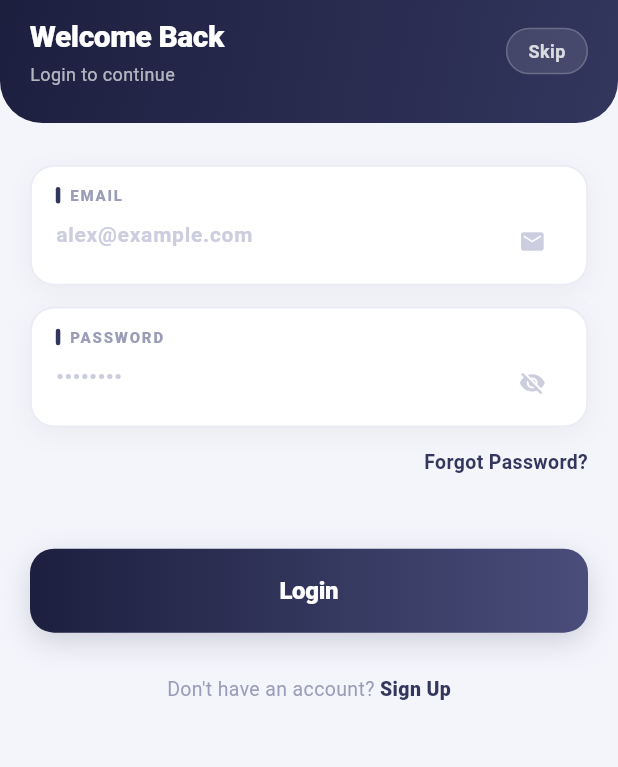
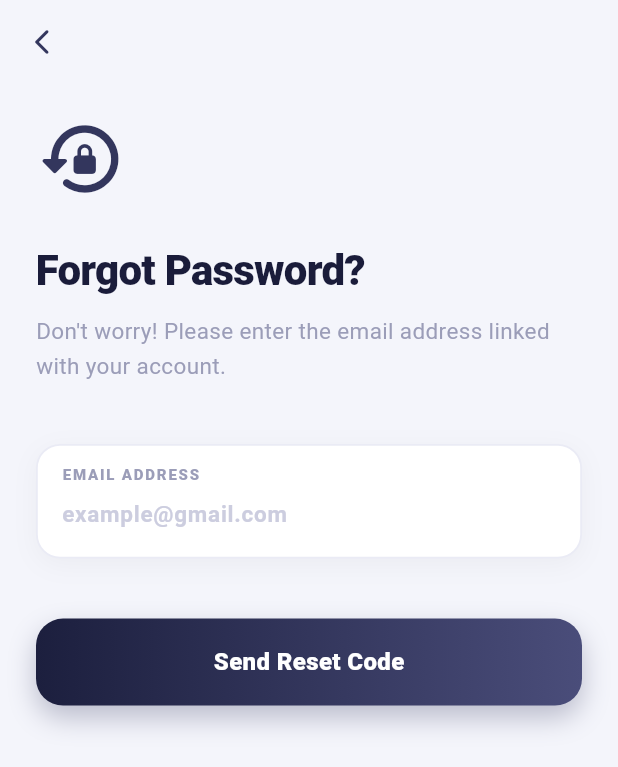
Before and after one commit to keyurvisavadiya/nearfix, a Flutter app: the LoginScreen screen opened directly, after a tap on "Forgot Password?", on a phone screen of 412 x 824 dp. Shown: the top 767 px of the screen. Run offline on Flutter 3.47's test engine with Material 3 defaults, Android fonts, the phone set to English and light mode, and no system bars; our stand-ins replace flutter_map, geolocator, image_picker, introduction_screen, latlong2, shared_preferences; missing offline and left inert: razorpay_flutter; accounts and stored records are empty.

Commit message:
forgot password and otp verification added

```diff
--- /dev/null
+++ b/lib/authentication/forgot_password_screen.dart
@@ -0,0 +1,219 @@
+import 'dart:convert';
+import 'package:flutter/material.dart';
+import 'package:http/http.dart' as http;
+
+import 'otp_verfication_screen.dart';
+
+const Color _primary = Color(0xFF33365D);
+const Color _bg = Color(0xFFF4F5FB);
+
+class ForgotPasswordScreen extends StatefulWidget {
+  const ForgotPasswordScreen({super.key});
+
+  @override
+  State<ForgotPasswordScreen> createState() => _ForgotPasswordScreenState();
+}
+
+class _ForgotPasswordScreenState extends State<ForgotPasswordScreen> {
+  final _formKey = GlobalKey<FormState>();
+  final emailCtrl = TextEditingController();
+  bool isLoading = false;
+
+  @override
+  void dispose() {
+    emailCtrl.dispose();
+    super.dispose();
+  }
+
+  Future<void> sendResetLink() async {
+    setState(() => isLoading = true);
+
+    // Replace with your current ngrok link
+    const String url = "https://marcella-intonational-tatyana.ngrok-free.dev/nearfix/forgot_password.php";
+
+    try {
+      final response = await http.post(
+        Uri.parse(url),
+        headers: {
+          "ngrok-skip-browser-warning": "true",
+          "Content-Type": "application/x-www-form-urlencoded",
+        },
+        body: {
+          "email": emailCtrl.text.trim(),
+        },
+      );
+
+      final data = jsonDecode(response.body);
+
+      if (data['success'] == true) {
+        if (!mounted) return;
+
+        // Success: Navigate to OTP Screen
+        Navigator.push(
+          context,
+          MaterialPageRoute(
+            builder: (_) => OtpVerificationScreen(
+              email: emailCtrl.text.trim(),
+              // We pass the OTP from the debug response so you can test easily
+              serverOtp: data['otp_debug'].toString(),
+            ),
+          ),
+        );
+
+        ScaffoldMessenger.of(context).showSnackBar(
+          SnackBar(
+            content: Text(data['message'] ?? "OTP sent successfully!"),
+            backgroundColor: const Color(0xFF22C55E),
+            behavior: SnackBarBehavior.floating,
+          ),
+        );
+      } else {
+        ScaffoldMessenger.of(context).showSnackBar(
+          SnackBar(
+            content: Text(data['message'] ?? "Email not found"),
+            backgroundColor: const Color(0xFFEF4444),
+            behavior: SnackBarBehavior.floating,
+          ),
+        );
+      }
+    } catch (e) {
+      ScaffoldMessenger.of(context).showSnackBar(
+        const SnackBar(
+          content: Text("Connection error. Is ngrok running?"),
+          backgroundColor: Color(0xFFEF4444),
+        ),
+      );
+    } finally {
+      if (mounted) setState(() => isLoading = false);
+    }
+  }
+
+  @override
+  Widget build(BuildContext context) {
+    return Scaffold(
+      backgroundColor: _bg,
+      appBar: AppBar(
+        backgroundColor: Colors.transparent,
+        elevation: 0,
+        leading: IconButton(
+          icon: const Icon(Icons.arrow_back_ios_new_rounded, color: _primary, size: 20),
+          onPressed: () => Navigator.pop(context),
+        ),
+      ),
+      body: SingleChildScrollView(
+        padding: const EdgeInsets.symmetric(horizontal: 24),
+        child: Form(
+          key: _formKey,
+          child: Column(
+            crossAxisAlignment: CrossAxisAlignment.start,
+            children: [
+              const SizedBox(height: 20),
+              const Icon(Icons.lock_reset_rounded, size: 60, color: _primary),
+              const SizedBox(height: 24),
+              const Text(
+                "Forgot Password?",
+                style: TextStyle(
+                  fontSize: 28,
+                  fontWeight: FontWeight.w800,
+                  color: Color(0xFF1A1C3A),
+                  letterSpacing: -.5,
+                ),
+              ),
+              const SizedBox(height: 10),
+              const Text(
+                "Don't worry! Please enter the email address linked with your account.",
+                style: TextStyle(
+                  fontSize: 15,
+                  color: Color(0xFF9B9DB8),
+                  height: 1.5,
+                ),
+              ),
+              const SizedBox(height: 40),
+
+              // Email Input
+              _buildEmailInput(),
+
+              const SizedBox(height: 40),
+
+              // Submit Button
+              _buildSubmitButton(),
+            ],
+          ),
+        ),
+      ),
+    );
+  }
+
+  Widget _buildEmailInput() {
+    return Container(
+      decoration: BoxDecoration(
+        color: Colors.white,
+        borderRadius: BorderRadius.circular(16),
+        border: Border.all(color: const Color(0xFFEAEBF5), width: 1.2),
+        boxShadow: const [
+          BoxShadow(color: Color(0x0A000000), blurRadius: 14, offset: Offset(0, 4)),
+        ],
+      ),
+      child: Padding(
+        padding: const EdgeInsets.fromLTRB(16, 12, 16, 8),
+        child: Column(
+          crossAxisAlignment: CrossAxisAlignment.start,
+          children: [
+            const Text(
+              "EMAIL ADDRESS",
+              style: TextStyle(
+                fontSize: 10,
+                fontWeight: FontWeight.w800,
+                color: Color(0xFF9B9DB8),
+                letterSpacing: 1.2,
+              ),
+            ),
+            TextFormField(
+              controller: emailCtrl,
+              keyboardType: TextInputType.emailAddress,
+              validator: (v) => (v == null || !v.contains('@')) ? "Enter a valid email" : null,
+              style: const TextStyle(fontWeight: FontWeight.w600, color: Color(0xFF1A1C3A)),
+              decoration: const InputDecoration(
+                hintText: "example@gmail.com",
+                hintStyle: TextStyle(color: Color(0xFFCCCDDF), fontSize: 15),
+                border: InputBorder.none,
+                isDense: true,
+                contentPadding: EdgeInsets.symmetric(vertical: 8),
+              ),
+            ),
+          ],
+        ),
+      ),
+    );
+  }
+
+  Widget _buildSubmitButton() {
+    return GestureDetector(
+      onTap: isLoading ? null : () {
+        if (_formKey.currentState!.validate()) sendResetLink();
+      },
+      child: Container(
+        width: double.infinity,
+        height: 58,
+        decoration: BoxDecoration(
+          gradient: isLoading ? null : const LinearGradient(
+            colors: [Color(0xFF1C1F3E), Color(0xFF4A4D7A)],
+          ),
+          color: isLoading ? const Color(0xFFCCCDDF) : null,
+          borderRadius: BorderRadius.circular(18),
+          boxShadow: isLoading ? [] : [
+            BoxShadow(color: _primary.withOpacity(0.3), blurRadius: 15, offset: const Offset(0, 8)),
+          ],
+        ),
+        child: isLoading
+            ? const Center(child: SizedBox(width: 24, height: 24, child: CircularProgressIndicator(color: Colors.white, strokeWidth: 2)))
+            : const Center(
+          child: Text(
+            "Send Reset Code",
+            style: TextStyle(color: Colors.white, fontSize: 16, fontWeight: FontWeight.w800),
+          ),
+        ),
+      ),
+    );
+  }
+}
--- a/lib/authentication/sign_in.dart
+++ b/lib/authentication/sign_in.dart
@@ -1,6 +1,7 @@
 import 'dart:convert';
 import 'package:flutter/material.dart';
 import 'package:http/http.dart' as http;
+import 'package:nearfix/authentication/forgot_password_screen.dart';
 import 'package:shared_preferences/shared_preferences.dart';
 import 'package:nearfix/authentication/sign_up.dart';
 import 'package:nearfix/home_screen/home_screen.dart';
@@ -206,7 +207,12 @@ class _LoginScreenState extends State<LoginScreen> {
                     Align(
                       alignment: Alignment.centerRight,
                       child: GestureDetector(
-                        onTap: () {},
+                        onTap: () {
+                          Navigator.push(
+                              context,
+                              MaterialPageRoute(
+                                  builder: (context)=>ForgotPasswordScreen()));
+                        },
                         child: const Text(
                           "Forgot Password?",
                           style: TextStyle(
```
Also changed, not shown: lib/authentication/otp_verfication_screen.dart (added, +133 -0 lines), lib/authentication/reset_password_screen.dart (added, +136 -0 lines).
